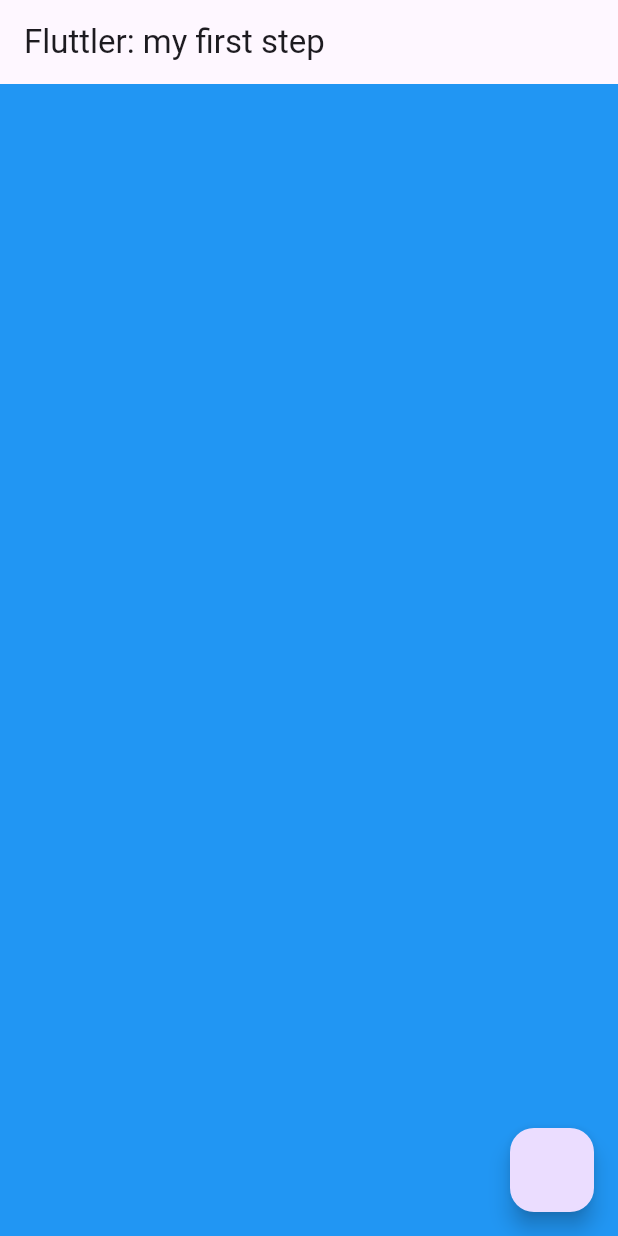
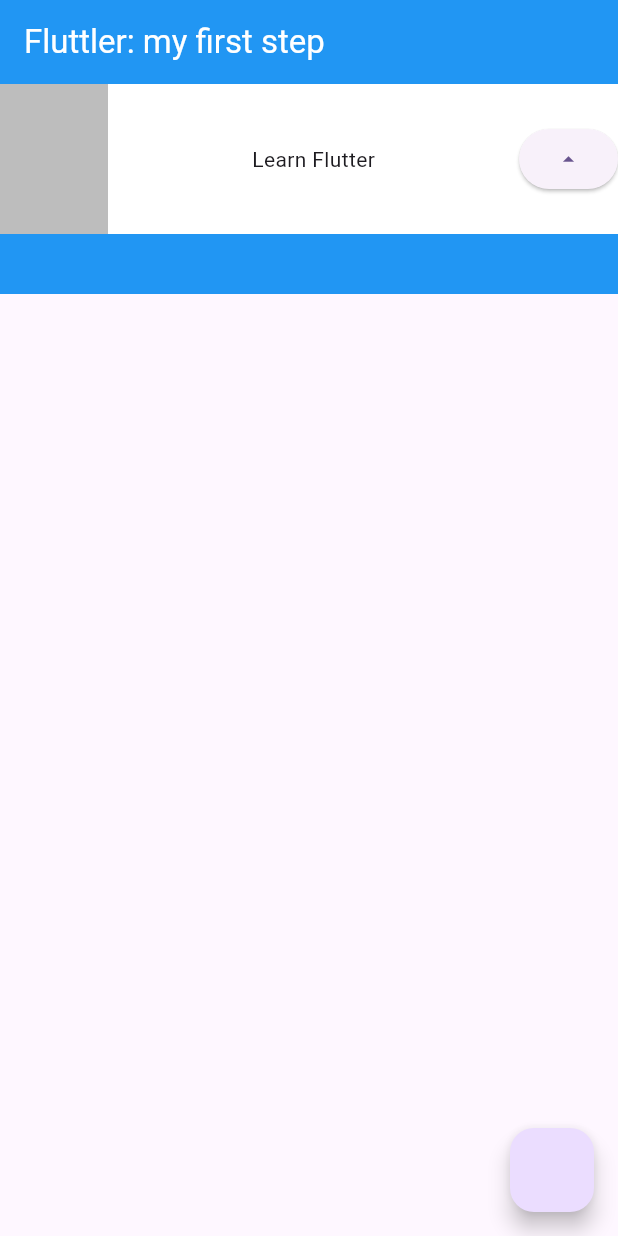
Before and after one commit to Vih-Rodrigues/first_project_flutter, a Flutter app: the screen it shows after launch, on a phone screen of 412 x 824 dp. Run offline on Flutter 3.47's test engine with Material 3 defaults, Android fonts, the phone set to English and light mode, and no system bars.

Commit message:
Exploring Stateless vs Stateful - Implementing the layout

```diff
--- a/lib/main.dart
+++ b/lib/main.dart
@@ -10,16 +10,45 @@ class MyApp extends StatelessWidget {
   @override
   Widget build(BuildContext context) {
     return MaterialApp(
-      title: 'Flutter Demo',
+      title: 'Tasks',
       theme: ThemeData(
         colorScheme: ColorScheme.fromSeed(seedColor: Colors.deepPurple),
         useMaterial3: true,
       ),
       home: Scaffold(
         appBar: AppBar(
-          title: Text('Fluttler: my first step'),
+          title: Text(
+            'Fluttler: my first step',
+            style: TextStyle(color: Colors.white),
+          ),
+          backgroundColor: Colors.blue,
         ),
-        body: Container(color: Colors.blue,),
+        body: Container(
+          child: Stack(
+            children: [
+              Container(
+                color: Colors.blue,
+                height: 140,
+              ),
+              Container(
+                color: Colors.white,
+                height: 100,
+                child: Row(
+                  mainAxisAlignment: MainAxisAlignment.spaceBetween,
+                  children: [
+                    Container(
+                      color: Colors.black26,
+                      width: 72,
+                      height: 100,
+                    ),
+                    Text('Learn Flutter'),
+                    ElevatedButton(onPressed: (){}, child: Icon(Icons.arrow_drop_up))
+                  ],
+                ),
+              ),
+            ],
+          ),
+        ),
         floatingActionButton: FloatingActionButton(onPressed: (){}),
       ),
     );
```
